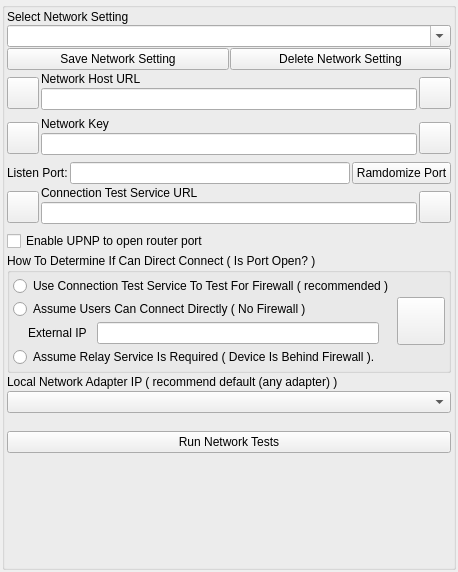
First picture: the form in GoTvApps/GoTvCommon/Forms/AppletNetworkSettings.ui, repository brettrjones/gotvptop, before the edit.
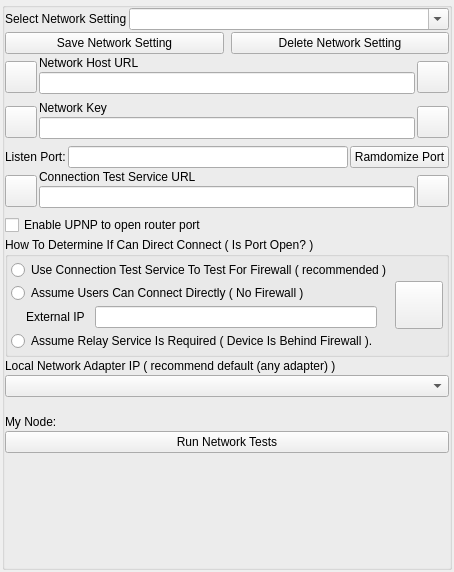
Second picture: the form after the edit. Custom widgets are drawn as their Qt base class.

Commit message: Network settings cleanup now that is port open test works

What changed in the file:
```diff
--- a/GoTvApps/GoTvCommon/Forms/AppletNetworkSettings.ui
+++ b/GoTvApps/GoTvCommon/Forms/AppletNetworkSettings.ui
@@ -29,46 +29,43 @@
    <property name="horizontalSpacing">
     <number>2</number>
    </property>
-   <item row="0" column="0">
+   <item row="1" column="0">
     <widget class="QGroupBox" name="DialogItemsGroupBox">
      <property name="title">
       <string/>
      </property>
-     <layout class="QVBoxLayout" name="verticalLayout_5">
+     <layout class="QVBoxLayout" name="verticalLayout_3">
       <property name="spacing">
        <number>2</number>
       </property>
       <property name="leftMargin">
-       <number>2</number>
+       <number>0</number>
       </property>
       <property name="topMargin">
-       <number>2</number>
+       <number>0</number>
       </property>
       <property name="rightMargin">
-       <number>2</number>
+       <number>0</number>
       </property>
       <property name="bottomMargin">
-       <number>2</number>
+       <number>0</number>
       </property>
       <item>
-       <layout class="QVBoxLayout" name="verticalLayout_3">
-        <property name="spacing">
-         <number>1</number>
-        </property>
+       <layout class="QHBoxLayout" name="horizontalLayout_10">
         <item>
          <widget class="QLabel" name="m_SelectNetworkSettingLabel">
           <property name="text">
            <string>Select Network Setting</string>
           </property>
           <property name="alignment">
-           <set>Qt::AlignBottom|Qt::AlignLeading|Qt::AlignLeft</set>
+           <set>Qt::AlignLeading|Qt::AlignLeft|Qt::AlignVCenter</set>
           </property>
          </widget>
         </item>
         <item>
          <widget class="QComboBox" name="m_NetworkSettingsNameComboBox">
           <property name="sizePolicy">
-           <sizepolicy hsizetype="Preferred" vsizetype="Preferred">
+           <sizepolicy hsizetype="Expanding" vsizetype="Preferred">
             <horstretch>0</horstretch>
             <verstretch>0</verstretch>
            </sizepolicy>
@@ -81,23 +78,26 @@
           </property>
          </widget>
         </item>
+       </layout>
+      </item>
+      <item>
+       <layout class="QHBoxLayout" name="horizontalLayout_8">
+        <property name="spacing">
+         <number>7</number>
+        </property>
         <item>
-         <layout class="QHBoxLayout" name="horizontalLayout_8">
-          <item>
-           <widget class="QPushButton" name="m_SaveSettingsButton">
-            <property name="text">
-             <string>Save Network Setting</string>
-            </property>
-           </widget>
-          </item>
-          <item>
-           <widget class="QPushButton" name="m_DeleteSettingsButton">
-            <property name="text">
-             <string>Delete Network Setting</string>
-            </property>
-           </widget>
-          </item>
-         </layout>
+         <widget class="QPushButton" name="m_SaveSettingsButton">
+          <property name="text">
+           <string>Save Network Setting</string>
+          </property>
+         </widget>
+        </item>
+        <item>
+         <widget class="QPushButton" name="m_DeleteSettingsButton">
+          <property name="text">
+           <string>Delete Network Setting</string>
+          </property>
+         </widget>
         </item>
        </layout>
       </item>
@@ -491,11 +491,72 @@
        </layout>
       </item>
       <item>
-       <widget class="QLabel" name="m_NodeUrlLabel">
-        <property name="text">
-         <string/>
-        </property>
-       </widget>
+       <layout class="QHBoxLayout" name="horizontalLayout_9">
+        <item>
+         <widget class="QLabel" name="label">
+          <property name="text">
+           <string> </string>
+          </property>
+         </widget>
+        </item>
+        <item>
+         <widget class="QLabel" name="m_InternetStateLabel">
+          <property name="sizePolicy">
+           <sizepolicy hsizetype="Expanding" vsizetype="Preferred">
+            <horstretch>0</horstretch>
+            <verstretch>0</verstretch>
+           </sizepolicy>
+          </property>
+          <property name="text">
+           <string/>
+          </property>
+         </widget>
+        </item>
+        <item>
+         <widget class="QLabel" name="label_3">
+          <property name="text">
+           <string> </string>
+          </property>
+         </widget>
+        </item>
+        <item>
+         <widget class="QLabel" name="m_NetAvailStateLabel">
+          <property name="sizePolicy">
+           <sizepolicy hsizetype="Expanding" vsizetype="Preferred">
+            <horstretch>0</horstretch>
+            <verstretch>0</verstretch>
+           </sizepolicy>
+          </property>
+          <property name="text">
+           <string/>
+          </property>
+         </widget>
+        </item>
+       </layout>
+      </item>
+      <item>
+       <layout class="QHBoxLayout" name="horizontalLayout_11">
+        <item>
+         <widget class="QLabel" name="m_MyNodeTextLabel">
+          <property name="text">
+           <string>My Node:</string>
+          </property>
+         </widget>
+        </item>
+        <item>
+         <widget class="QLabel" name="m_NodeUrlLabel">
+          <property name="sizePolicy">
+           <sizepolicy hsizetype="Expanding" vsizetype="Preferred">
+            <horstretch>0</horstretch>
+            <verstretch>0</verstretch>
+           </sizepolicy>
+          </property>
+          <property name="text">
+           <string/>
+          </property>
+         </widget>
+        </item>
+       </layout>
       </item>
       <item>
        <widget class="QPushButton" name="m_RunNetworkTestButton">
```
The commit also changes 24 other files.
